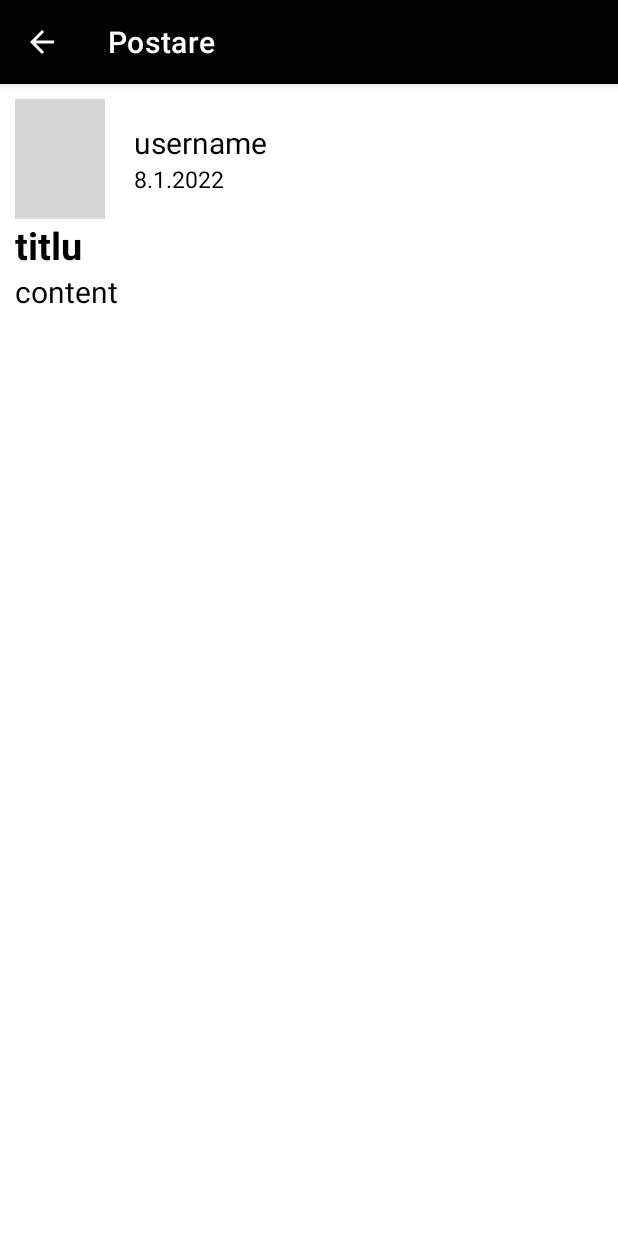
After one commit to BogdanColhon/CicloTM, an Android app: the ExpandedGeneralPostActivity screen opened directly, with no data from a screen before it, on a phone screen of 412 x 824 dp. The commit adds this screen. Run offline under Robolectric (Android 15) with nearby library versions, the phone set to English and light mode, and no system bars; our stand-ins replace CircleImageView, Firebase (no records; nobody signed in at launch, a user with empty details on screens opened directly); 5 statements that could not run were skipped; grey boxes are pictures that could not be loaded.

Commit message:
General Posts can be opened and read

```diff
--- a/app/src/main/AndroidManifest.xml
+++ b/app/src/main/AndroidManifest.xml
@@ -18,6 +18,9 @@
         android:roundIcon="@mipmap/ic_launcher_round"
         android:supportsRtl="true"
         android:theme="@style/Theme.CicloTM">
+        <activity
+            android:name=".ExpandedGeneralPostActivity"
+            android:exported="false" />
         <activity
             android:name=".BicyclePostActivity"
             android:exported="false" />
--- /dev/null
+++ b/app/src/main/java/com/example/ciclotm/ExpandedGeneralPostActivity.java
@@ -0,0 +1,114 @@
+package com.example.ciclotm;
+
+import androidx.annotation.NonNull;
+import androidx.appcompat.app.AppCompatActivity;
+
+import android.content.Intent;
+import android.graphics.Bitmap;
+import android.graphics.BitmapFactory;
+import android.os.Bundle;
+import android.widget.ImageView;
+import android.widget.TextView;
+
+import com.google.android.gms.tasks.OnSuccessListener;
+import com.google.firebase.auth.FirebaseAuth;
+import com.google.firebase.auth.FirebaseUser;
+import com.google.firebase.database.DataSnapshot;
+import com.google.firebase.database.DatabaseError;
+import com.google.firebase.database.DatabaseReference;
+import com.google.firebase.database.FirebaseDatabase;
+import com.google.firebase.database.ValueEventListener;
+import com.google.firebase.storage.FileDownloadTask;
+import com.google.firebase.storage.FirebaseStorage;
+import com.google.firebase.storage.StorageReference;
+
+import org.w3c.dom.Text;
+
+import java.io.File;
+import java.io.IOException;
+import java.util.Calendar;
+import java.util.Date;
+
+public class ExpandedGeneralPostActivity extends AppCompatActivity {
+
+    TextView titlePostTextView;
+    TextView datePostTextView;
+    TextView contentPostTextView;
+    TextView userNamePostTextView;
+    ImageView userProfileImageView;
+
+    private DatabaseReference reference;
+    private StorageReference storageReference;
+
+    @Override
+    protected void onCreate(Bundle savedInstanceState) {
+        super.onCreate(savedInstanceState);
+        setContentView(R.layout.activity_expanded_general_post);
+        getSupportActionBar().setTitle("Postare");
+        getSupportActionBar().setDisplayHomeAsUpEnabled(true);
+        Intent intent = getIntent();
+        generalPost post = (generalPost) intent.getSerializableExtra("clicked_post");
+        userNamePostTextView = (TextView) findViewById(R.id.upperTextView);
+        datePostTextView = (TextView) findViewById(R.id.lowerTextView);
+        titlePostTextView = (TextView) findViewById(R.id.titleTextView);
+        contentPostTextView = (TextView) findViewById(R.id.contentTextView);
+        userProfileImageView = (ImageView) findViewById(R.id.user_photo);
+
+        reference = FirebaseDatabase.getInstance(getResources().getString(R.string.db_instance)).getReference("Users");
+        reference.child(post.getUid()).addListenerForSingleValueEvent(new ValueEventListener() {
+            @Override
+            public void onDataChange(@NonNull DataSnapshot snapshot) {
+                User userProfile = snapshot.getValue(User.class);
+
+                if (userProfile != null) {
+                    String firstname = userProfile.FirstName;
+                    String lastname = userProfile.LastName;
+
+                    userNamePostTextView.setText(firstname + " " + lastname);
+                }
+            }
+
+            @Override
+            public void onCancelled(@NonNull DatabaseError error) {
+            }
+        });
+
+        Calendar calendar = Calendar.getInstance();
+        calendar.setTime(post.getDate());
+        int month = calendar.get(Calendar.MONTH) + 1;
+        datePostTextView.setText(calendar.get(Calendar.DAY_OF_MONTH)
+                + "." + month
+                + "." + calendar.get(Calendar.YEAR));
+
+        titlePostTextView.setText(post.getTitle());
+        contentPostTextView.setText(post.getContent());
+
+        try {
+            getUserProfilePhoto(post);
+        } catch (IOException e) {
+            e.printStackTrace();
+        }
+
+
+    }
+
+    @Override
+    public boolean onSupportNavigateUp() {
+        finish();
+        return super.onSupportNavigateUp();
+
+    }
+
+    public void getUserProfilePhoto(generalPost post) throws IOException {
+        String userProfilePhoto = "UsersProfilePicture/" + post.getUid() + ".png";
+        storageReference = FirebaseStorage.getInstance().getReference().child(userProfilePhoto);
+        File localFile = File.createTempFile("tempFile", "png");
+        storageReference.getFile(localFile).addOnSuccessListener(new OnSuccessListener<FileDownloadTask.TaskSnapshot>() {
+            @Override
+            public void onSuccess(FileDownloadTask.TaskSnapshot taskSnapshot) {
+                Bitmap bitmap = BitmapFactory.decodeFile(localFile.getAbsolutePath());
+                userProfileImageView.setImageBitmap(bitmap);
+            }
+        });
+    }
+}
--- a/app/src/main/java/com/example/ciclotm/generalPost.java
+++ b/app/src/main/java/com/example/ciclotm/generalPost.java
@@ -2,9 +2,10 @@ package com.example.ciclotm;
 
 import android.graphics.drawable.Drawable;
 
+import java.io.Serializable;
 import java.util.Date;
 
-public class generalPost {
+public class generalPost  implements Serializable {
     private String title;
     private String content;
     private Date date;
--- /dev/null
+++ b/app/src/main/res/layout/activity_expanded_general_post.xml
@@ -0,0 +1,81 @@
+<?xml version="1.0" encoding="utf-8"?>
+<androidx.constraintlayout.widget.ConstraintLayout xmlns:android="http://schemas.android.com/apk/res/android"
+    xmlns:app="http://schemas.android.com/apk/res-auto"
+    xmlns:tools="http://schemas.android.com/tools"
+    android:layout_width="match_parent"
+    android:layout_height="match_parent"
+    android:layout_margin="10dp"
+    tools:context=".ExpandedGeneralPostActivity">
+
+    <ScrollView
+        android:layout_width="match_parent"
+        android:layout_height="match_parent">
+        <LinearLayout
+            android:layout_width="match_parent"
+            android:layout_height="match_parent"
+            android:orientation="vertical">
+    <LinearLayout
+        android:layout_width="match_parent"
+        android:layout_height="match_parent">
+
+        <de.hdodenhof.circleimageview.CircleImageView
+            android:id="@+id/user_photo"
+            android:layout_width="60dp"
+            android:layout_height="80dp"
+            android:layout_weight="0"
+            android:src="@drawable/user_photo" />
+
+        <Space
+            android:layout_width="wrap_content"
+            android:layout_height="wrap_content"
+            android:layout_weight="1" />
+
+        <LinearLayout
+            android:layout_width="0dp"
+            android:layout_height="match_parent"
+            android:layout_weight="16"
+            android:gravity="center"
+            android:orientation="vertical">
+
+            <TextView
+                android:id="@+id/upperTextView"
+                android:layout_width="match_parent"
+                android:layout_height="wrap_content"
+                android:text="username"
+                android:singleLine="true"
+                android:textColor="@color/black"
+                android:textSize="20dp" />
+
+            <TextView
+                android:id="@+id/lowerTextView"
+                android:layout_width="match_parent"
+                android:layout_height="wrap_content"
+                android:textColor="@color/black"
+                android:textSize="15dp"
+                android:text="00.00.2000" />
+
+
+        </LinearLayout>
+
+    </LinearLayout>
+
+            <TextView
+                android:id="@+id/titleTextView"
+                android:layout_width="match_parent"
+                android:layout_height="wrap_content"
+                android:textStyle="bold"
+                android:textSize="25sp"
+                android:textColor="@color/black"
+                android:text="titlu" />
+
+            <TextView
+                android:id="@+id/contentTextView"
+                android:layout_width="match_parent"
+                android:layout_height="wrap_content"
+                android:textSize="20sp"
+                android:textColor="@color/black"
+                android:text="content" />
+        </LinearLayout>
+    </ScrollView>
+
+</androidx.constraintlayout.widget.ConstraintLayout>
--- a/app/src/main/res/layout/fragment_furturi.xml
+++ b/app/src/main/res/layout/fragment_furturi.xml
@@ -23,7 +23,7 @@
             <ImageView
                 android:layout_width="40dp"
                 android:layout_height="40dp"
-                android:background="@drawable/posts_button" />
+                android:background="@drawable/report_bike" />
 
             <Space
                 android:layout_width="5dp"
@@ -43,9 +43,9 @@
             android:id="@+id/furturiRView"
             android:layout_width="match_parent"
             android:layout_height="wrap_content"
-            android:paddingStart="20dp"
+            android:paddingStart="10dp"
             android:paddingTop="10dp"
-            android:paddingEnd="20dp"
+            android:paddingEnd="10dp"
             android:paddingBottom="10dp" />
 
     </LinearLayout>
--- a/app/src/main/res/layout/fragment_ture.xml
+++ b/app/src/main/res/layout/fragment_ture.xml
@@ -59,9 +59,9 @@
             android:id="@+id/tureRView"
             android:layout_width="match_parent"
             android:layout_height="wrap_content"
-            android:paddingStart="20dp"
+            android:paddingStart="10dp"
             android:paddingTop="10dp"
-            android:paddingEnd="20dp"
+            android:paddingEnd="10dp"
             android:paddingBottom="10dp" />
 
     </LinearLayout>
```
Also changed, not shown: app/src/main/java/com/example/ciclotm/GeneralFragment.java (+11 -3 lines), app/src/main/java/com/example/ciclotm/generalRecycleViewAdapter.java (+35 -17 lines).
